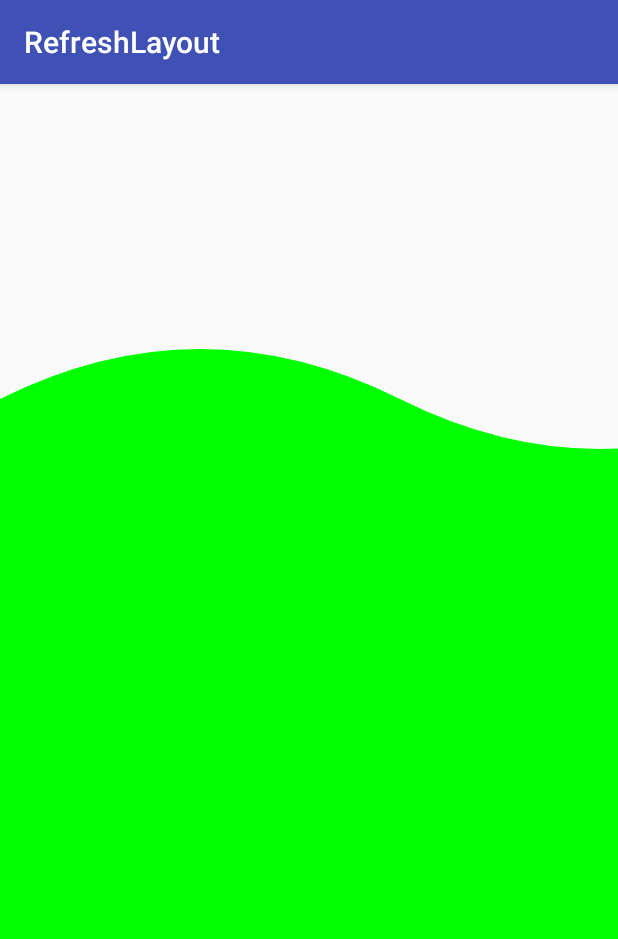
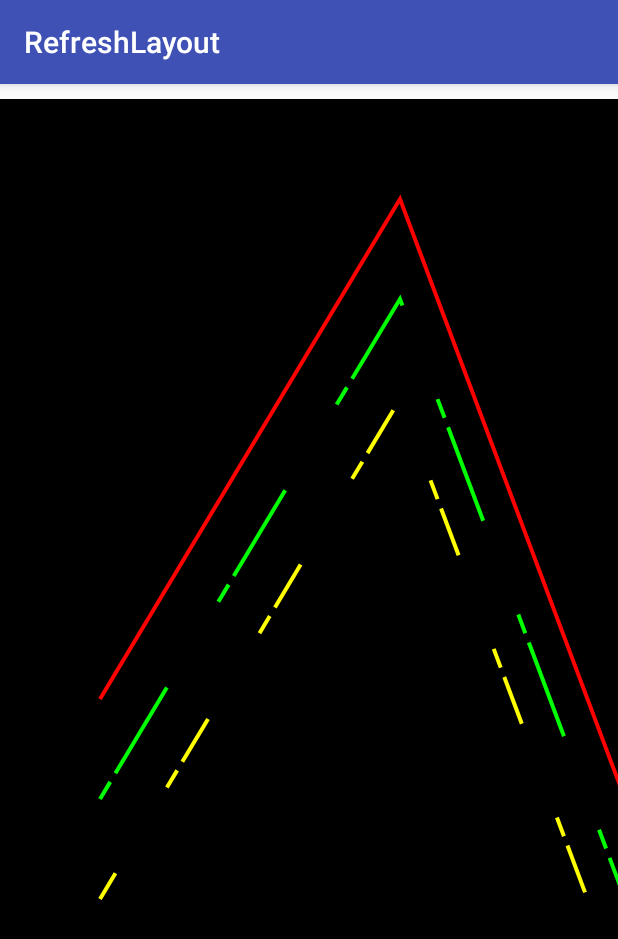
Before and after one commit to hanfengzqh/customview, an Android app: the ViewTestActivity screen opened directly, with no data from a screen before it, on a phone screen of 412 x 824 dp. Shown: the top 939 px of the screen. Run offline under Robolectric (Android 15) with nearby library versions, the phone set to English and light mode, and no system bars.

Commit message:
绘制Paint线冒、虚线、拐线圆角等基础

```diff
--- a/app/src/main/java/com/d/refreshlayout/ViewTestActivity.java
+++ b/app/src/main/java/com/d/refreshlayout/ViewTestActivity.java
@@ -7,14 +7,15 @@ import android.view.View;
 import android.widget.ImageView;
 
 import com.d.refreshlayout.view.Leve4View;
+import com.d.refreshlayout.view.Leve5View;
 
 public class ViewTestActivity extends AppCompatActivity {
     @Override
     protected void onCreate(@Nullable Bundle savedInstanceState) {
         super.onCreate(savedInstanceState);
         setContentView(R.layout.activity_custom_view);
-        Leve4View testImage = findViewById(R.id.view_wave);
-        testImage.startAnim();
+        Leve5View testImage = findViewById(R.id.view_wave);
+        testImage.startAnimator();
 
     }
 }
--- a/app/src/main/java/com/d/refreshlayout/activity/WebViewActivity.java
+++ b/app/src/main/java/com/d/refreshlayout/activity/WebViewActivity.java
@@ -88,6 +88,7 @@ public class WebViewActivity extends AppCompatActivity {
                 }
             }
         });
+
     }
 
 
@@ -132,7 +133,6 @@ public class WebViewActivity extends AppCompatActivity {
  * https://www.cnblogs.com/dasusu/p/8047172.html
  *
  *
- *
  * https://blog.csdn.net/EleganceKing/article/details/80989368
  * https://www.jianshu.com/p/49512ad8b43c
  * https://www.cnblogs.com/ldq2016/p/9036122.html
--- /dev/null
+++ b/app/src/main/java/com/d/refreshlayout/view/Leve5View.java
@@ -0,0 +1,116 @@
+package com.d.refreshlayout.view;
+
+import android.animation.ValueAnimator;
+import android.content.Context;
+import android.graphics.Canvas;
+import android.graphics.Color;
+import android.graphics.CornerPathEffect;
+import android.graphics.DashPathEffect;
+import android.graphics.Paint;
+import android.graphics.Path;
+import android.graphics.PathEffect;
+import android.support.annotation.Nullable;
+import android.util.AttributeSet;
+import android.view.View;
+import android.view.animation.LinearInterpolator;
+
+/**
+ * paint的相关设置--
+ */
+public class Leve5View extends View {
+    private Paint mPaint;
+    int diff;
+
+    public Leve5View(Context context) {
+        this(context, null);
+    }
+
+    public Leve5View(Context context, @Nullable AttributeSet attrs) {
+        this(context, attrs, 0);
+    }
+
+    public Leve5View(Context context, @Nullable AttributeSet attrs, int defStyleAttr) {
+        super(context, attrs, defStyleAttr);
+        setLayerType(View.LAYER_TYPE_SOFTWARE, null);
+        mPaint = new Paint();
+        mPaint.setColor(Color.GREEN);
+        mPaint.setStrokeWidth(80);
+        mPaint.setAntiAlias(true);
+        mPaint.setStyle(Paint.Style.STROKE);
+
+    }
+
+    @Override
+    protected void onDraw(Canvas canvas) {
+        super.onDraw(canvas);
+        canvas.drawColor(Color.BLACK);
+//        mPaint.setStrokeCap(Paint.Cap.BUTT);//无任何线冒
+//        canvas.drawLine(100, 200, 400, 200, mPaint);
+//
+//        mPaint.setStrokeCap(Paint.Cap.SQUARE);//方形线冒
+//        canvas.drawLine(100, 400, 400, 400, mPaint);
+//
+//        mPaint.setStrokeCap(Paint.Cap.ROUND);//圆形线冒
+//        canvas.drawLine(100, 600, 400, 600, mPaint);
+
+        //垂直画出x=100的这条线
+//        mPaint.reset();
+//        mPaint.setColor(Color.RED);
+//        mPaint.setStrokeWidth(2);
+//        canvas.drawLine(100, 50, 100, 750, mPaint);
+
+//        mPaint.reset();
+//        mPaint.setStrokeJoin(Paint.Join.ROUND);//两条直线的相交处为圆弧
+//        mPaint.setStrokeJoin(Paint.Join.BEVEL);//两条直线的相交处为直线
+//        mPaint.setStrokeJoin(Paint.Join.MITER);//两条直线的相交处为锐角
+//
+        mPaint.reset();
+        mPaint.setStrokeWidth(4);
+        mPaint.setColor(Color.RED);
+        mPaint.setStyle(Paint.Style.STROKE);//画笔的默认类型是FILL_AND_STROKE
+        Path path = new Path();
+        path.moveTo(100, 600);
+        path.lineTo(400, 100);
+        path.lineTo(700, 900);
+        canvas.drawPath(path, mPaint);
+        //设置圆形拐角效果
+//        mPaint.setColor(Color.BLUE);
+//        mPaint.setPathEffect(new CornerPathEffect(100));
+//        canvas.drawPath(path, mPaint);
+//
+//        mPaint.setColor(Color.YELLOW);
+//        mPaint.setPathEffect(new CornerPathEffect(200));
+//        canvas.drawPath(path, mPaint);
+
+        //设置虚线效果
+        mPaint.setPathEffect(new DashPathEffect(new float[]{20, 10, 100, 100}, 0));
+        canvas.translate(0, 100);
+        mPaint.setColor(Color.GREEN);
+        canvas.drawPath(path, mPaint);
+
+        //偏移量是相对于原点缩进了多少
+        mPaint.setPathEffect(new DashPathEffect(new float[]{20, 10, 50, 100}, diff));
+        canvas.translate(0, 100);
+        mPaint.setColor(Color.YELLOW);
+        canvas.drawPath(path, mPaint);
+
+    }
+
+
+    public void startAnimator() {
+        ValueAnimator animator = ValueAnimator.ofInt(0, 230);
+        animator.setDuration(1000);
+        animator.setRepeatCount(ValueAnimator.INFINITE);
+        animator.setInterpolator(new LinearInterpolator());
+        animator.addUpdateListener(new ValueAnimator.AnimatorUpdateListener() {
+            @Override
+            public void onAnimationUpdate(ValueAnimator animation) {
+                diff = (int) animation.getAnimatedValue();
+                postInvalidate();
+            }
+        });
+
+        animator.start();
+    }
+
+}
--- a/app/src/main/res/layout/activity_custom_view.xml
+++ b/app/src/main/res/layout/activity_custom_view.xml
@@ -17,11 +17,19 @@
         android:layout_width="wrap_content"
         android:layout_height="wrap_content"
         android:layout_marginTop="10dp" />-->
+
     <!--<com.d.refreshlayout.view.Leve3View
         android:layout_width="wrap_content"
         android:layout_height="wrap_content"
         android:layout_marginTop="10dp" />-->
-    <com.d.refreshlayout.view.Leve4View
+
+    <!--<com.d.refreshlayout.view.Leve4View
+        android:id="@+id/view_wave"
+        android:layout_width="wrap_content"
+        android:layout_height="wrap_content"
+        android:layout_marginTop="10dp" />-->
+
+    <com.d.refreshlayout.view.Leve5View
         android:id="@+id/view_wave"
         android:layout_width="wrap_content"
         android:layout_height="wrap_content"
```
